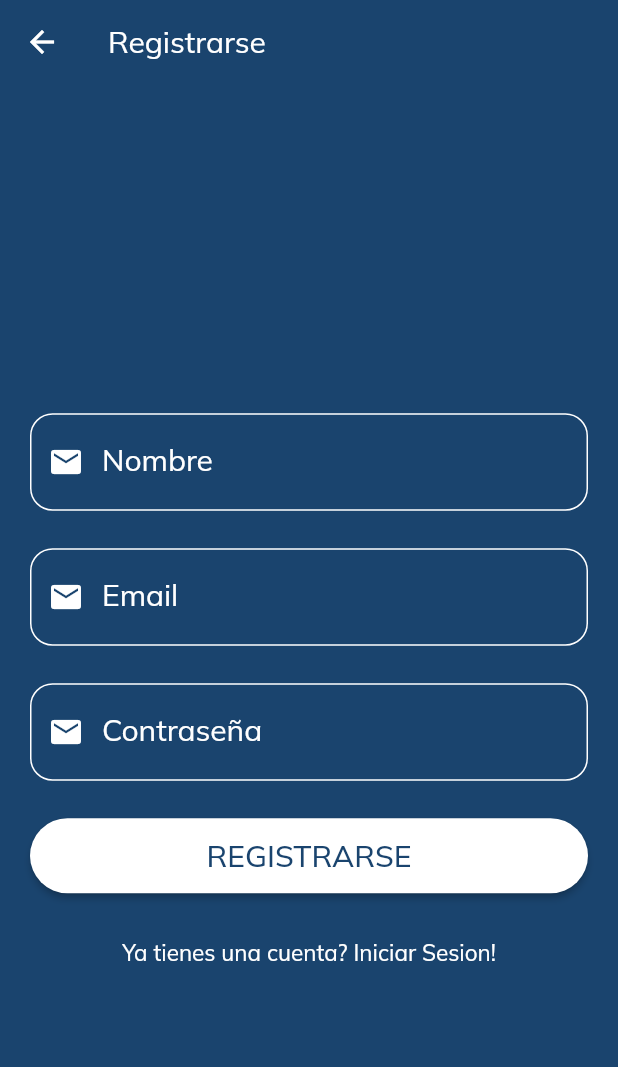
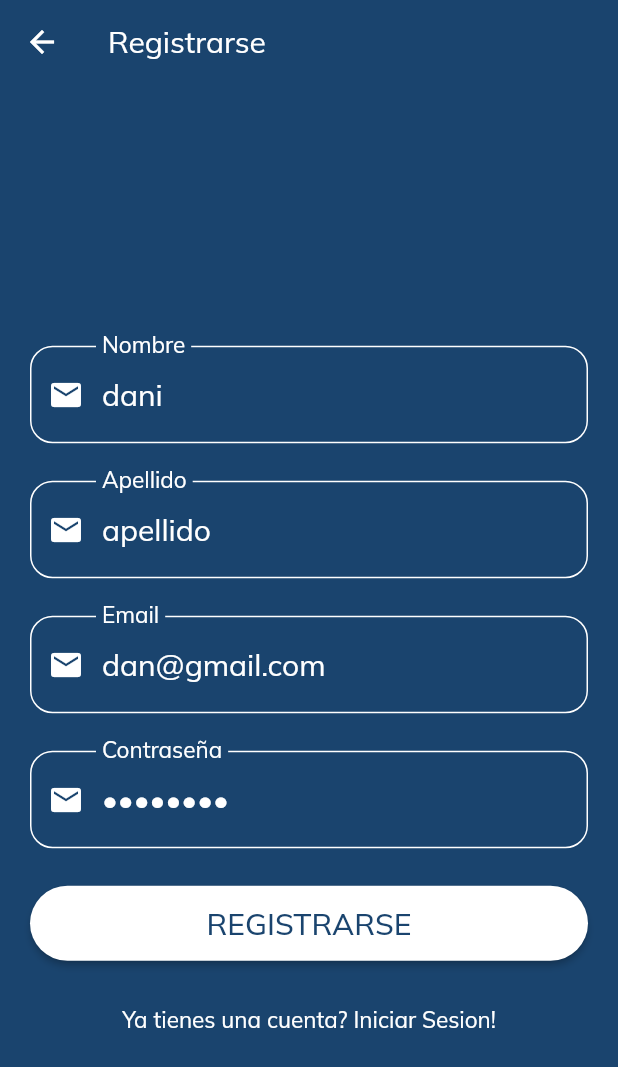
Before and after one commit to krupikivan/kosherparatodos, a Flutter app: the SignUpPage screen opened directly, on a phone screen of 412 x 824 dp. Shown: the top 1067 px of the screen. Run offline on Flutter 3.47's test engine with Material 2 defaults, Android fonts, the phone set to English and light mode, and no system bars; our stand-ins replace cloud_firestore, cloud_functions, connectivity, firebase_auth, firebase_storage, flutter_speed_dial and 5 more; accounts and stored records are empty.

Commit message:
Signup user fixed

```diff
--- a/lib/src/models/cliente.dart
+++ b/lib/src/models/cliente.dart
@@ -39,6 +39,11 @@ class Nombre {
     apellido = data['apellido'] as String;
   }
 
+  Map<String, String> toJson() => {
+        'nombre': nombre,
+        'apellido': apellido,
+      };
+
   Nombre.fromAddressEditing(Nombre nom) {
     nombre = nom.nombre;
     apellido = nom.apellido;
--- a/lib/src/pages/auth_pages/signup_page.dart
+++ b/lib/src/pages/auth_pages/signup_page.dart
@@ -18,15 +18,17 @@ class SignUpPage extends StatefulWidget {
 class _SignUpPageState extends State<SignUpPage> {
   final _formKey = GlobalKey<FormState>();
   TextEditingController _name;
+  TextEditingController _lastName;
   TextEditingController _email;
   TextEditingController _password;
 
   @override
   void initState() {
     super.initState();
-    _name = TextEditingController(text: "");
-    _email = TextEditingController(text: "");
-    _password = TextEditingController(text: "");
+    _name = TextEditingController(text: "dani");
+    _lastName = TextEditingController(text: "apellido");
+    _email = TextEditingController(text: "dan@gmail.com");
+    _password = TextEditingController(text: "Dani1234");
   }
 
   // Widget _submitButton(UserRepository user) {
@@ -86,7 +88,7 @@ class _SignUpPageState extends State<SignUpPage> {
           body: Container(
             padding: EdgeInsets.symmetric(horizontal: 20),
             height: MediaQuery.of(context).size.height,
-            child: user.status == Status.Authenticating
+            child: user.status == Status.Registering
                 ? Center(
                     child: CircularProgressIndicator(
                       valueColor:
@@ -102,15 +104,25 @@ class _SignUpPageState extends State<SignUpPage> {
                           SizedBox(height: 40),
                           InputText(
                             controller: _name,
+                            type: 'txt',
                             label: "Nombre",
                             isPass: false,
                             error: "Ingrese nombre",
+                          ),
+                          SizedBox(height: 25),
+                          InputText(
+                            controller: _lastName,
+                            type: 'txt',
+                            label: "Apellido",
+                            isPass: false,
+                            error: "Ingrese apellido",
                           ),
                           SizedBox(
                             height: 25,
                           ),
                           InputText(
                             controller: _email,
+                            type: 'email',
                             label: "Email",
                             isPass: false,
                             error: "Ingrese email",
@@ -120,24 +132,16 @@ class _SignUpPageState extends State<SignUpPage> {
                           ),
                           InputText(
                             controller: _password,
+                            type: 'pass',
                             label: "Contraseña",
                             isPass: true,
-                            error: "Ingrese contraseña",
+                            error:
+                                "Contraseña debe tener 8 caracteres 1 mayuscula y numeros",
                           ),
                           SizedBox(height: 25),
                           SubmitButton(
                             text: "REGISTRARSE",
-                            action: () => _formKey.currentState.validate()
-                                ? user
-                                    .signup(
-                                        _name.text, _email.text, _password.text)
-                                    .then((value) {
-                                    user.signOutOnRegister();
-                                    ShowToast().show('Usuario creado', 5);
-                                  },
-                                        onError: (e) =>
-                                            ShowToast().show('Error', 5))
-                                : null,
+                            action: () => _signUp(user),
                           ),
                           SizedBox(height: 30),
                           Labeltext(
@@ -155,4 +159,20 @@ class _SignUpPageState extends State<SignUpPage> {
       ],
     );
   }
+
+  void _signUp(UserRepository user) async {
+    if (_formKey.currentState.validate()) {
+      try {
+        await user.signup(
+            _name.text, _lastName.text, _email.text, _password.text);
+        await user.signOutOnRegister();
+        ShowToast().show('Usuario creado', 5);
+      } catch (e) {
+        await user.signOutOnRegister();
+        ShowToast().show('El usuario ya existe', 5);
+      }
+    } else {
+      ShowToast().show('Faltan datos', 5);
+    }
+  }
 }
--- a/lib/src/pages/auth_pages/widgets/input_text.dart
+++ b/lib/src/pages/auth_pages/widgets/input_text.dart
@@ -1,7 +1,14 @@
 import 'package:flutter/material.dart';
+import 'package:kosherparatodos/src/utils/validators.dart';
 
 class InputText extends StatelessWidget {
-  InputText({Key key, this.controller, this.error, this.label, this.isPass})
+  InputText(
+      {Key key,
+      this.controller,
+      this.error,
+      this.label,
+      this.isPass,
+      this.type})
       : super(key: key);
   TextStyle style = TextStyle(color: Colors.white, fontSize: 20.0);
 
@@ -9,18 +16,17 @@ class InputText extends StatelessWidget {
   final String error;
   final String label;
   final bool isPass;
+  final String type;
 
   @override
   Widget build(BuildContext context) {
     return TextFormField(
       controller: controller,
       obscureText: isPass,
-
-      ///TODO: Volver activar este validador
-      // validator: (value) =>
-      //     (value.isEmpty || !Validator.getValidators(label, value))
-      //         ? error
-      //         : null,
+      validator: (value) =>
+          (value.isEmpty || !Validator.getValidators(type, value))
+              ? error
+              : null,
       style: style,
       cursorColor: Colors.white,
       decoration: InputDecoration(
```
Also changed, not shown: lib/src/providers/user_repository.dart (+28 -11 lines), lib/src/utils/validators.dart (+4 -3 lines).
